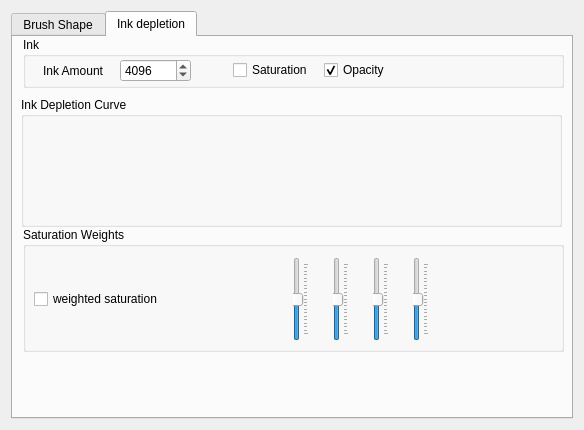
First picture: the form in krita/plugins/paintops/sumie/wdgsumieoptions.ui, repository KDE/krita, before the edit.
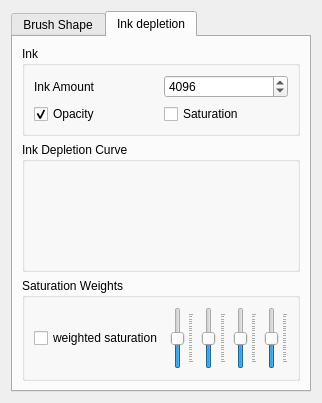
Second picture: the form after the edit. Custom widgets are drawn as their Qt base class.

What changed in the file:
```diff
--- a/krita/plugins/paintops/sumie/wdgsumieoptions.ui
+++ b/krita/plugins/paintops/sumie/wdgsumieoptions.ui
@@ -5,8 +5,8 @@
    <rect>
     <x>0</x>
     <y>0</y>
-    <width>584</width>
-    <height>430</height>
+    <width>322</width>
+    <height>403</height>
    </rect>
   </property>
   <property name="sizePolicy" >
@@ -17,7 +17,7 @@
   </property>
   <property name="minimumSize" >
    <size>
-    <width>584</width>
+    <width>0</width>
     <height>0</height>
    </size>
   </property>
@@ -255,30 +255,25 @@
       </widget>
      </widget>
      <widget class="QWidget" name="inkTab" >
+      <property name="geometry" >
+       <rect>
+        <x>0</x>
+        <y>0</y>
+        <width>306</width>
+        <height>363</height>
+       </rect>
+      </property>
       <attribute name="title" >
        <string>Ink depletion</string>
       </attribute>
+      <layout class="QGridLayout" name="gridLayout_7" >
+       <item row="0" column="0" >
       <widget class="QGroupBox" name="groupBox_2" >
-       <property name="geometry" >
-        <rect>
-         <x>10</x>
-         <y>0</y>
-         <width>541</width>
-         <height>51</height>
-        </rect>
-       </property>
        <property name="title" >
         <string>Ink</string>
        </property>
-       <widget class="QWidget" name="layoutWidget" >
-        <property name="geometry" >
-         <rect>
-          <x>20</x>
-          <y>20</y>
-          <width>148</width>
-          <height>27</height>
-         </rect>
-        </property>
+         <layout class="QGridLayout" name="gridLayout_2" >
+          <item row="0" column="0" >
         <layout class="QHBoxLayout" name="horizontalLayout_6" >
          <item>
           <widget class="QLabel" name="inkLabel" >
@@ -298,17 +293,19 @@
           </widget>
          </item>
         </layout>
-       </widget>
-       <widget class="QWidget" name="layoutWidget" >
-        <property name="geometry" >
-         <rect>
-          <x>210</x>
-          <y>20</y>
-          <width>175</width>
-          <height>26</height>
-         </rect>
-        </property>
+          </item>
+          <item row="1" column="0" >
         <layout class="QHBoxLayout" name="horizontalLayout_2" >
+            <item>
+             <widget class="QCheckBox" name="opacityCBox" >
+              <property name="text" >
+               <string>Opacity</string>
+              </property>
+              <property name="checked" >
+               <bool>true</bool>
+              </property>
+             </widget>
+            </item>
          <item>
           <widget class="QCheckBox" name="saturationCBox" >
            <property name="enabled" >
@@ -322,39 +319,45 @@
            </property>
           </widget>
          </item>
+           </layout>
+          </item>
+         </layout>
+         <zorder>layoutWidget</zorder>
+         <zorder>layoutWidget</zorder>
+         <zorder>layoutWidget</zorder>
+        </widget>
+       </item>
+       <item row="1" column="0" >
+        <widget class="QGroupBox" name="groupBox" >
+         <property name="minimumSize" >
+          <size>
+           <width>0</width>
+           <height>130</height>
+          </size>
+         </property>
+         <property name="title" >
+          <string>Ink Depletion Curve</string>
+         </property>
+         <layout class="QVBoxLayout" name="verticalLayout_3" >
          <item>
-          <widget class="QCheckBox" name="opacityCBox" >
-           <property name="text" >
-            <string>Opacity</string>
-           </property>
-           <property name="checked" >
-            <bool>true</bool>
-           </property>
-          </widget>
+           <widget class="KCurve" native="1" name="inkCurve" />
          </item>
         </layout>
        </widget>
-      </widget>
+       </item>
+       <item row="2" column="0" >
       <widget class="QGroupBox" name="weightGroup" >
-       <property name="geometry" >
-        <rect>
-         <x>10</x>
-         <y>190</y>
-         <width>541</width>
-         <height>125</height>
-        </rect>
-       </property>
        <property name="title" >
         <string>Saturation Weights</string>
        </property>
+         <layout class="QGridLayout" name="gridLayout" >
+          <item row="0" column="1" >
        <widget class="QSlider" name="pressureSlider" >
-        <property name="geometry" >
-         <rect>
-          <x>270</x>
-          <y>30</y>
-          <width>16</width>
-          <height>84</height>
-         </rect>
+            <property name="sizePolicy" >
+             <sizepolicy vsizetype="Expanding" hsizetype="Expanding" >
+              <horstretch>0</horstretch>
+              <verstretch>0</verstretch>
+             </sizepolicy>
         </property>
         <property name="toolTip" >
          <string>pressure weight</string>
@@ -372,52 +375,14 @@
          <enum>QSlider::TicksBelow</enum>
         </property>
        </widget>
-       <widget class="QCheckBox" name="weightSaturationCBox" >
-        <property name="geometry" >
-         <rect>
-          <x>11</x>
-          <y>60</y>
-          <width>151</width>
-          <height>24</height>
-         </rect>
-        </property>
-        <property name="text" >
-         <string>weighted saturation</string>
-        </property>
-       </widget>
-       <widget class="QSlider" name="inkDepletionSlider" >
-        <property name="geometry" >
-         <rect>
-          <x>390</x>
-          <y>30</y>
-          <width>16</width>
-          <height>84</height>
-         </rect>
-        </property>
-        <property name="toolTip" >
-         <string>Ink depletion curve weight</string>
-        </property>
-        <property name="minimum" >
-         <number>-100</number>
-        </property>
-        <property name="maximum" >
-         <number>100</number>
-        </property>
-        <property name="orientation" >
-         <enum>Qt::Vertical</enum>
-        </property>
-        <property name="tickPosition" >
-         <enum>QSlider::TicksBelow</enum>
-        </property>
-       </widget>
+          </item>
+          <item row="0" column="2" >
        <widget class="QSlider" name="bristleLengthSlider" >
-        <property name="geometry" >
-         <rect>
-          <x>310</x>
-          <y>30</y>
-          <width>16</width>
-          <height>84</height>
-         </rect>
+            <property name="sizePolicy" >
+             <sizepolicy vsizetype="Expanding" hsizetype="Expanding" >
+              <horstretch>0</horstretch>
+              <verstretch>0</verstretch>
+             </sizepolicy>
         </property>
         <property name="toolTip" >
          <string>bristle length weight</string>
@@ -435,14 +400,14 @@
          <enum>QSlider::TicksBelow</enum>
         </property>
        </widget>
+          </item>
+          <item row="0" column="3" >
        <widget class="QSlider" name="bristleInkAmountSlider" >
-        <property name="geometry" >
-         <rect>
-          <x>350</x>
-          <y>30</y>
-          <width>16</width>
-          <height>84</height>
-         </rect>
+            <property name="sizePolicy" >
+             <sizepolicy vsizetype="Expanding" hsizetype="Expanding" >
+              <horstretch>0</horstretch>
+              <verstretch>0</verstretch>
+             </sizepolicy>
         </property>
         <property name="toolTip" >
          <string>Bristle ink amount weight</string>
@@ -460,32 +425,49 @@
          <enum>QSlider::TicksBelow</enum>
         </property>
        </widget>
-      </widget>
-      <widget class="QGroupBox" name="groupBox" >
-       <property name="geometry" >
-        <rect>
-         <x>8</x>
-         <y>60</y>
-         <width>541</width>
-         <height>130</height>
-        </rect>
-       </property>
-       <property name="minimumSize" >
-        <size>
-         <width>0</width>
-         <height>130</height>
-        </size>
-       </property>
-       <property name="title" >
-        <string>Ink Depletion Curve</string>
-       </property>
-       <layout class="QVBoxLayout" name="verticalLayout_3" >
-        <item>
-         <widget class="KCurve" native="1" name="inkCurve" />
-        </item>
-       </layout>
-       <zorder>inkCurve</zorder>
-      </widget>
+          </item>
+          <item row="0" column="4" >
+           <widget class="QSlider" name="inkDepletionSlider" >
+            <property name="sizePolicy" >
+             <sizepolicy vsizetype="Expanding" hsizetype="Expanding" >
+              <horstretch>0</horstretch>
+              <verstretch>0</verstretch>
+             </sizepolicy>
+            </property>
+            <property name="toolTip" >
+             <string>Ink depletion curve weight</string>
+            </property>
+            <property name="minimum" >
+             <number>-100</number>
+            </property>
+            <property name="maximum" >
+             <number>100</number>
+            </property>
+            <property name="orientation" >
+             <enum>Qt::Vertical</enum>
+            </property>
+            <property name="tickPosition" >
+             <enum>QSlider::TicksBelow</enum>
+            </property>
+           </widget>
+          </item>
+          <item row="0" column="0" >
+           <widget class="QCheckBox" name="weightSaturationCBox" >
+            <property name="text" >
+             <string>weighted saturation</string>
+            </property>
+           </widget>
+          </item>
+         </layout>
+         <zorder>pressureSlider</zorder>
+         <zorder>inkDepletionSlider</zorder>
+         <zorder>bristleLengthSlider</zorder>
+         <zorder>bristleInkAmountSlider</zorder>
+         <zorder>weightSaturationCBox</zorder>
+         <zorder>weightSaturationCBox</zorder>
+        </widget>
+       </item>
+      </layout>
      </widget>
     </widget>
    </item>
```
Left out of the diff: 47 changed lines with no effect on the pictures. Lines whose indentation alone changed are shown as unchanged.
